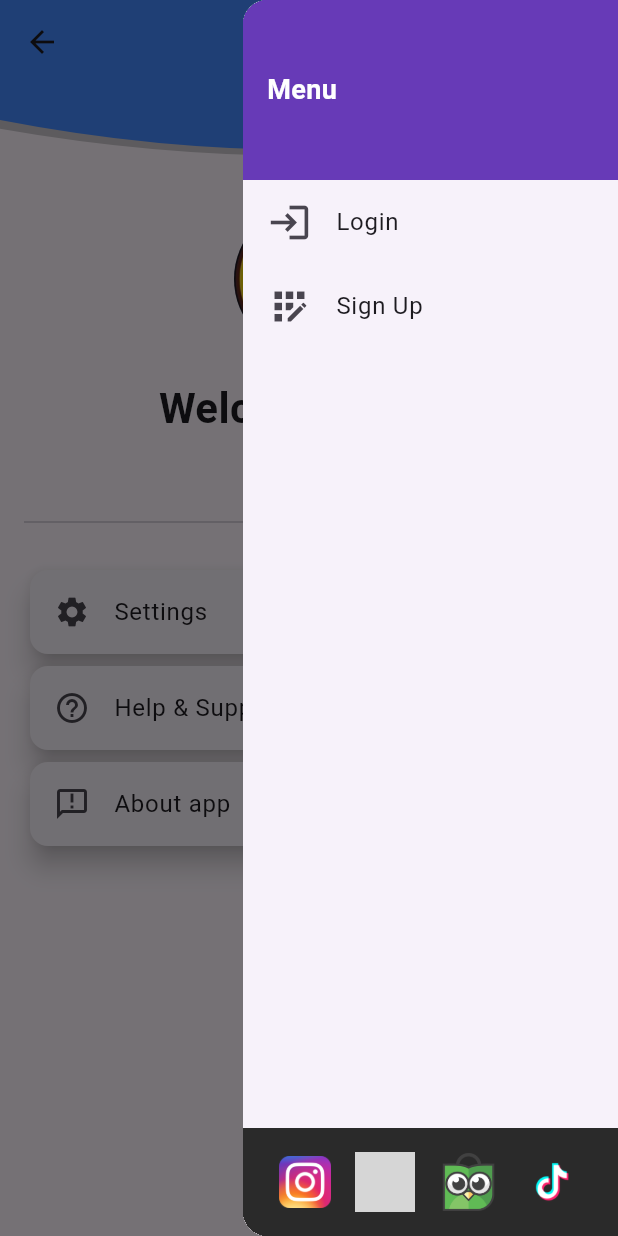
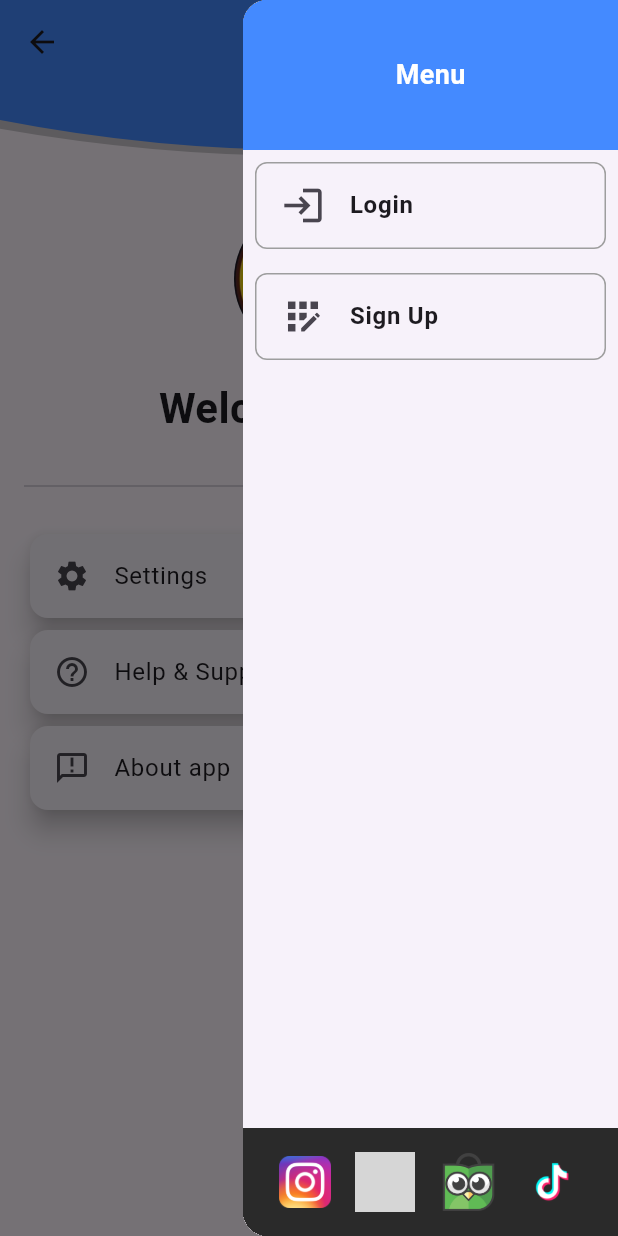
Before and after one commit to Reeyyyh/sale_pisang_malang_mobile, a Flutter app: the ProfilePageView screen opened directly, with the side drawer open, on a phone screen of 412 x 824 dp. Run offline on Flutter 3.47's test engine with Material 3 defaults, Android fonts, the phone set to English and light mode, and no system bars; our stand-ins replace cloud_firestore, firebase_auth, firebase_core, font_awesome_flutter, get; missing offline and left inert: curved_navigation_bar_with_label; accounts and stored records are empty; grey boxes are pictures that could not be loaded.

Commit message:
remove go to admin dashboard

```diff
--- a/lib/app/modules/Page/4_Profile/controllers/profile_page_controller.dart
+++ b/lib/app/modules/Page/4_Profile/controllers/profile_page_controller.dart
@@ -1,5 +1,4 @@
 import 'package:get/get.dart';
-import 'package:sale_pisang_malang/app/modules/Admin/views/admin_dashboard_page.dart';
 import 'package:sale_pisang_malang/app/modules/auth/services/auth_service.dart';
 import 'package:sale_pisang_malang/app/modules/auth/views/login_page_view.dart';
 import 'package:url_launcher/url_launcher.dart';
@@ -35,15 +34,6 @@ class ProfileController extends GetxController {
     userName.value = 'Guest';
     userEmail.value = '';
     Get.offAll(() => LoginPageView());
-  }
-
-  // Fungsi untuk menuju ke dashboard admin
-  void goToAdminDashboard() {
-    if (role.value == 'admin') {
-      Get.offAll(() => const AdminDashboardView());
-    } else {
-      Get.snackbar("Access Denied", "You are not authorized to access the admin dashboard.");
-    }
   }
 
 
--- a/lib/app/modules/Page/4_Profile/views/profile_page_view.dart
+++ b/lib/app/modules/Page/4_Profile/views/profile_page_view.dart
@@ -77,11 +77,12 @@ class ProfilePageView extends StatelessWidget {
                   Hero(
                     tag: 'drawerToAppBarHero',
                     child: Container(
-                      height: 120,
-                      color: Colors.deepPurple,
+                      height: 100,
+                      color: Colors.blueAccent,
                       alignment: Alignment.centerLeft,
                       padding: const EdgeInsets.symmetric(horizontal: 16.0),
-                      child: const Text(
+                      child: const Center(
+                        child: Text(
                           'Menu',
                           style: TextStyle(
                             color: Colors.white,
@@ -91,45 +92,107 @@ class ProfilePageView extends StatelessWidget {
                         ),
                       ),
                     ),
+                  ),
                   Obx(() {
                     if (profileController.role.value.isEmpty) {
                       return Column(
                         children: [
-                          ListTile(
+                          Padding(
+                            padding: const EdgeInsets.all(8),
+                            child: Container(
+                              decoration: BoxDecoration(
+                                border: Border.all(
+                                  color: Colors.grey, // Warna border
+                                  width: 1.0, // Ketebalan border
+                                ),
+                                borderRadius: BorderRadius.circular(
+                                    8.0), // Sudut melengkung
+                              ),
+                              child: ListTile(
                                 leading: const Icon(Icons.login, size: 30),
-                            title: const Text('Login'),
+                                title: const Text(
+                                  'Login',
+                                  style: TextStyle(
+                                    fontWeight: FontWeight.bold,
+                                  ),
+                                ),
                                 onTap: () {
                                   Navigator.pop(context);
-                              Get.to(() => LoginPageView())?.then((_) async {
+                                  Get.to(() => LoginPageView())
+                                      ?.then((_) async {
                                     await Future.delayed(
                                         const Duration(seconds: 2));
                                     Get.offAll(() => LoginPageView());
                                   });
                                 },
                               ),
-                          ListTile(
-                            leading:
-                                const Icon(Icons.app_registration, size: 30),
-                            title: const Text('Sign Up'),
+                            ),
+                          ),
+                          Padding(
+                            padding: const EdgeInsets.all(8),
+                            child: Container(
+                              decoration: BoxDecoration(
+                                border: Border.all(
+                                  color: Colors.grey, // Warna border
+                                  width: 1.0, // Ketebalan border
+                                ),
+                                borderRadius: BorderRadius.circular(
+                                    8.0), // Sudut melengkung
+                              ),
+                              child: ListTile(
+                                leading: const Icon(Icons.app_registration,
+                                    size: 30),
+                                title: const Text(
+                                  'Sign Up',
+                                  style: TextStyle(
+                                    fontWeight: FontWeight.bold,
+                                  ),
+                                ),
                                 onTap: () {
                                   Navigator.pop(context);
-                              Get.to(() => SignUpPageView())?.then((_) async {
+                                  Get.to(() => SignUpPageView())
+                                      ?.then((_) async {
                                     await Future.delayed(
                                         const Duration(seconds: 2));
                                     Get.offAll(() => SignUpPageView());
                                   });
                                 },
                               ),
+                            ),
+                          ),
                         ],
                       );
                     } else {
-                      return ListTile(
-                        leading: const Icon(Icons.logout),
-                        title: const Text('Logout'),
+                      return Padding(
+                        padding: const EdgeInsets.all(8),
+                        child: Container(
+                          decoration: BoxDecoration(
+                            border: Border.all(
+                              color: Colors.grey, // Warna border
+                              width: 1.0, // Ketebalan border
+                            ),
+                            borderRadius:
+                                BorderRadius.circular(8.0), // Sudut melengkung
+                          ),
+                          child: ListTile(
+                            leading: const Icon(
+                              Icons.logout,
+                              color: Colors.red,
+                            ),
+                            title: const Text(
+                              'Logout',
+                              style: TextStyle(
+                                fontSize: 20,
+                                fontWeight: FontWeight.bold,
+                                color: Colors.red,
+                              ),
+                            ),
                             onTap: () {
                               Navigator.pop(context);
                               profileController.logout();
                             },
+                          ),
+                        ),
                       );
                     }
                   }),
@@ -213,21 +276,6 @@ class ProfilePageView extends StatelessWidget {
                     ),
                   )
                 : Container()),
-            const SizedBox(height: 24),
-            Obx(() {
-              if (profileController.role.value == 'admin') {
-                return Card(
-                  elevation: 5,
-                  child: ListTile(
-                    leading: const Icon(Icons.admin_panel_settings,
-                        color: Colors.blueAccent),
-                    title: const Text('Admin Dashboard'),
-                    onTap: profileController.goToAdminDashboard,
-                  ),
-                );
-              }
-              return Container();
-            }),
             const SizedBox(height: 16),
             const Divider(),
             Obx(
```
Lines whose indentation alone changed are shown as unchanged.
